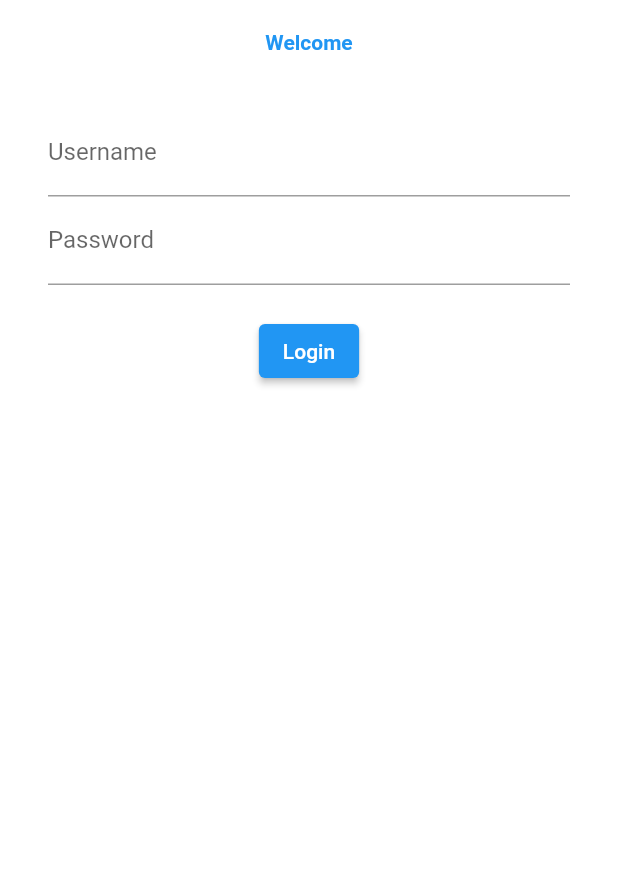
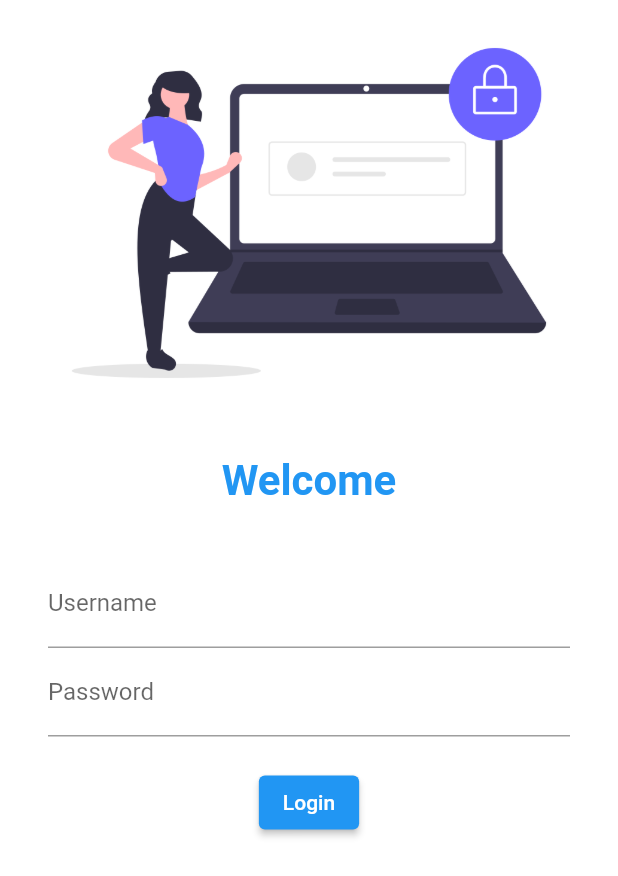
Before and after one commit to Lalit1471/GamerKart, a Flutter app: the screen it shows after launch, on a phone screen of 412 x 824 dp. Shown: the top 876 px of the screen. Run offline on Flutter 3.47's test engine with Material 2 defaults, Android fonts, the phone set to English and light mode, and no system bars.

Commit message:
Routed LoginPage to Homepage

```diff
--- a/lib/main.dart
+++ b/lib/main.dart
@@ -1,6 +1,7 @@
 import 'package:first_app/pages/loginpage.dart';
 import 'package:flutter/material.dart';
 import 'pages/homepage.dart';
+import 'utils/routes.dart';
 
 void main()
 {
@@ -14,13 +15,14 @@ class MyApp extends StatelessWidget
   Widget build(BuildContext context)
   {
     return MaterialApp(
+      debugShowCheckedModeBanner: true,
       themeMode: ThemeMode.light,
       darkTheme: ThemeData(brightness: Brightness.dark),
       // initialRoute: "/home",
       routes: {
         "/" : (context)=>const LoginPage(),
-        "/home" : (context)=>const Homepage(),
-        "/login" : (context)=>const LoginPage(),
+        MyRoutes.homeRoute : (context)=>const Homepage(),
+        MyRoutes.loginRoute : (context)=>const LoginPage(),
       },
     );
   }
--- a/lib/pages/loginpage.dart
+++ b/lib/pages/loginpage.dart
@@ -1,3 +1,5 @@
+import 'package:first_app/utils/routes.dart';
+
 import 'homepage.dart';
 import 'package:flutter/material.dart';
 
@@ -11,16 +13,18 @@ class LoginPage extends StatelessWidget
 
     return Material(
       color: Colors.white,
+      child: SingleChildScrollView(
         child: Column(
           children: [
-          // Image.asset(
-          //   "assets/images/login_page.png",
-          //   fit: BoxFit.contain,
-          // ),
+            Image.asset(
+              "assets/images/login_page.png",
+              fit: BoxFit.contain,
+            ),
             const SizedBox(
               height: 20.0,
             ),
             const Text("Welcome", style: TextStyle(
+              fontSize: 28,
               fontWeight: FontWeight.bold,
               fontStyle: FontStyle.normal,
               color: Colors.blue,
@@ -51,7 +55,7 @@ class LoginPage extends StatelessWidget
                   ElevatedButton(
                     child: Text("Login"),
                     onPressed: (){
-                    print("Hi Lalit!");
+                      Navigator.pushNamed(context, MyRoutes.homeRoute);
                     },
                     onLongPress: (){
                       print("Hi long Lalit! Hehe");
@@ -65,6 +69,7 @@ class LoginPage extends StatelessWidget
             ),
           ],
         ),
+      ),
     );
   }
 }
--- /dev/null
+++ b/lib/utils/routes.dart
@@ -0,0 +1,5 @@
+class MyRoutes
+{
+  static String loginRoute = "/login";
+  static String homeRoute = "/home";
+}
```
Lines whose indentation alone changed are shown as unchanged.
